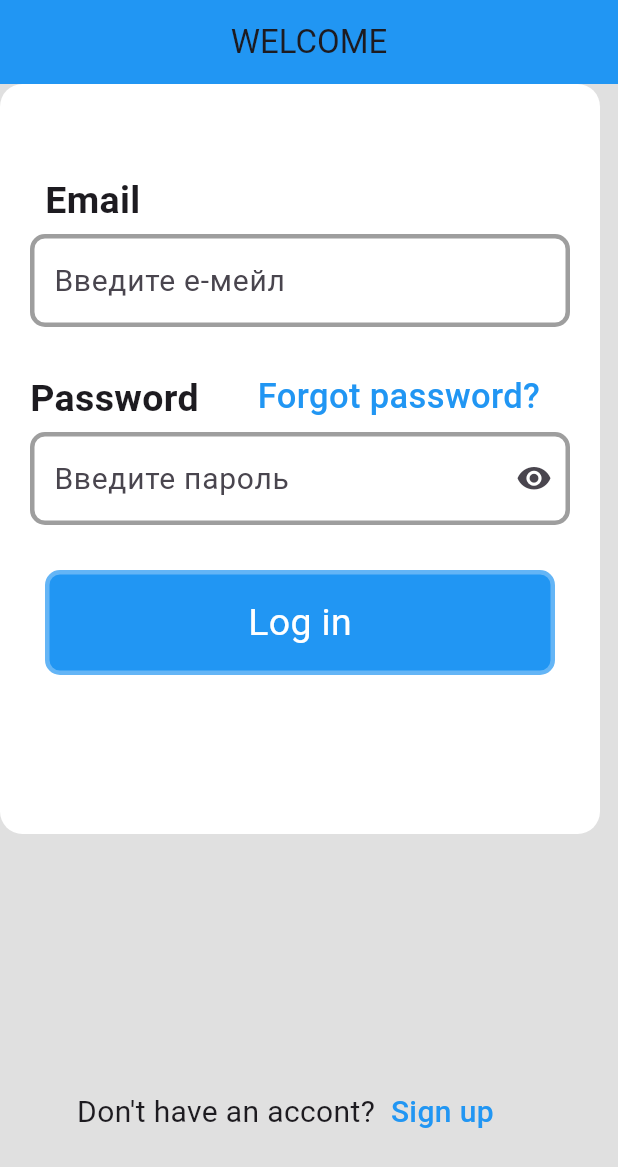
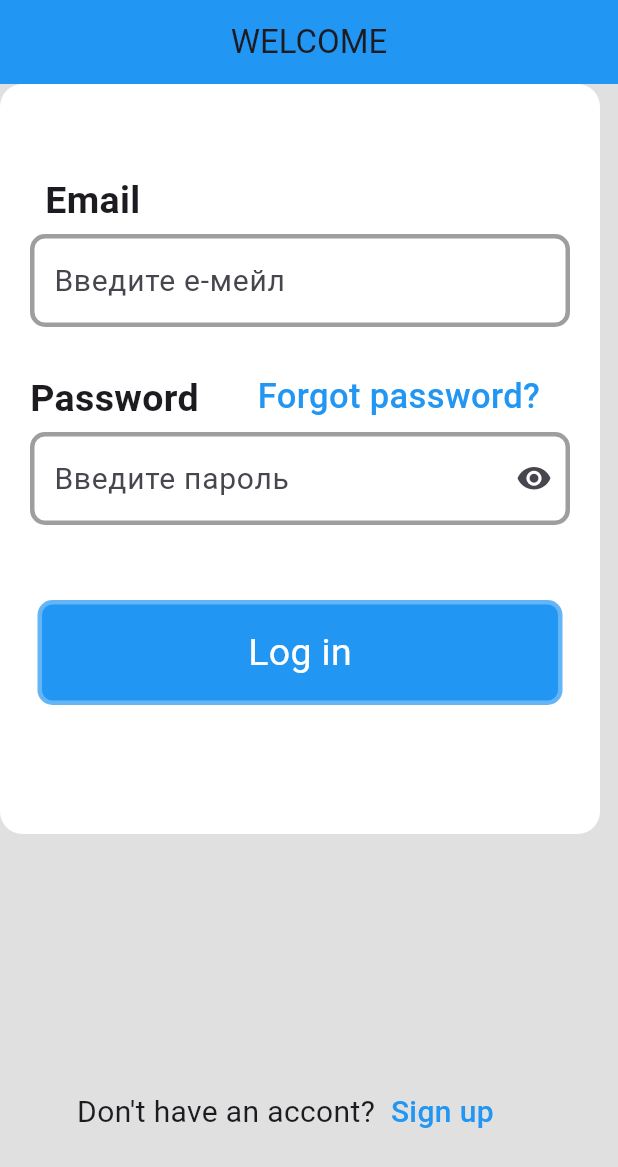
Before and after one commit to BolotbekShamshiev/flutter_lesson3, a Flutter app: the screen it shows after launch, on a phone screen of 412 x 824 dp. Shown: the top 1167 px of the screen. Run offline on Flutter 3.47's test engine with Material 3 defaults, Android fonts, the phone set to English and light mode, and no system bars.

Commit message:
first commit

```diff
--- a/lib/main.dart
+++ b/lib/main.dart
@@ -150,11 +150,11 @@ class Homework1 extends StatelessWidget {
                   ),
                 ),
                 Container(
-                  height: 30,
+                  height: 50,
                 ),
                 Container(
                   height: 70,
-                  width: 340,
+                  width: 350,
                   alignment: Alignment.center,
                   decoration: BoxDecoration(
                     borderRadius: BorderRadius.circular(10),
```
